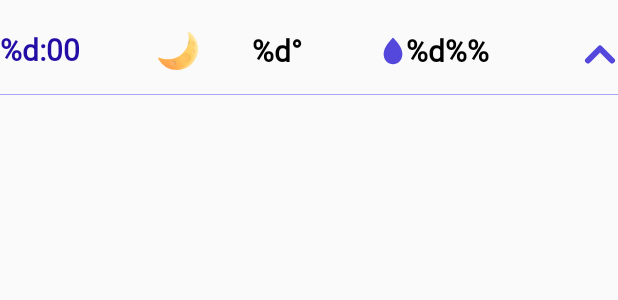
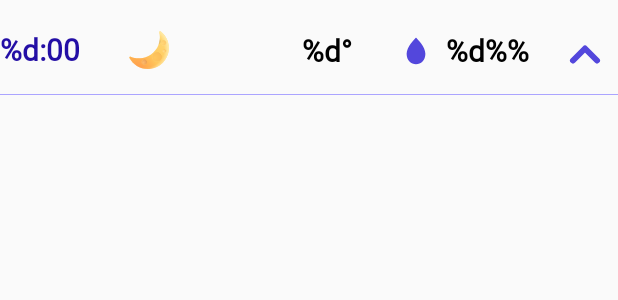
Before and after one commit to AliMoshtaq/weather-app-project, an Android app: the layout daily_hourly_item.xml on its own in the app's theme, with its tools: preview values and no code run, on a phone screen of 412 x 824 dp. Shown: the top 300 px of the screen. Run offline under Robolectric (Android 15) with nearby library versions, the phone set to English and light mode, and no system bars.

```diff
--- a/app/src/main/java/co/develhope/meteoapp/view/adapter/HomeScrAdapter.kt
+++ b/app/src/main/java/co/develhope/meteoapp/view/adapter/HomeScrAdapter.kt
@@ -11,6 +11,7 @@ import co.develhope.meteoapp.databinding.HomeSubtitleItemBinding
 import co.develhope.meteoapp.databinding.HomeTitleItemBinding
 import co.develhope.meteoapp.network.interfaces.OnItemClickListener
 import co.develhope.meteoapp.utility.prefs
+import org.threeten.bp.OffsetDateTime
 
 class HomeScrAdapter(
     private val newList: List<HomeScreenItem>,
@@ -84,7 +85,8 @@ class HomeScrAdapter(
             binding.tvSpeed.text            = itemView.context.getString(R.string.tv_kmh,
                 forecastItem.weeklyForecast.wind)
             binding.tvToday.text            = ForecastModel.setDayOfWeek(forecastItem.weeklyForecast.date.dayOfWeek.name)
-            binding.icCloudy.setImageResource(ForecastModel.setIcon(forecastItem.weeklyForecast.weather))
+            val time = OffsetDateTime.now() // Replace with the appropriate time for the forecast item
+            binding.icCloudy.setImageResource(ForecastModel.setIcon(forecastItem.weeklyForecast.weather, time))
 
         }
     }
--- a/app/src/main/res/layout/daily_hourly_item.xml
+++ b/app/src/main/res/layout/daily_hourly_item.xml
@@ -1,11 +1,9 @@
 <?xml version="1.0" encoding="utf-8"?>
-<androidx.constraintlayout.widget.ConstraintLayout
-    xmlns:android="http://schemas.android.com/apk/res/android"
+<androidx.constraintlayout.widget.ConstraintLayout xmlns:android="http://schemas.android.com/apk/res/android"
     xmlns:app="http://schemas.android.com/apk/res-auto"
     android:id="@+id/day_hourly_item"
     android:layout_width="match_parent"
     android:layout_height="wrap_content">
-
 
     <TextView
         android:id="@+id/day_hour2"
@@ -14,9 +12,9 @@
         android:layout_marginTop="19dp"
         android:fontFamily="@font/inter"
         android:text="@string/daily_hour_second"
+        android:textColor="@color/blue"
         android:textSize="20sp"
         android:textStyle="bold"
-        android:textColor="@color/blue"
         app:layout_constraintStart_toStartOf="parent"
         app:layout_constraintTop_toTopOf="parent" />
 
@@ -24,8 +22,8 @@
         android:id="@+id/daily_icon"
         android:layout_width="32dp"
         android:layout_height="32dp"
-        android:layout_marginStart="102dp"
-        android:layout_marginTop="16.84dp"
+        android:layout_marginStart="82.54dp"
+        android:layout_marginTop="16dp"
         android:contentDescription="@string/icon_holder"
         android:src="@drawable/ic_fluent_moon"
         app:layout_constraintStart_toStartOf="parent"
@@ -35,22 +33,22 @@
         android:id="@+id/day_grade"
         android:layout_width="wrap_content"
         android:layout_height="wrap_content"
-        android:layout_marginStart="168dp"
         android:layout_marginTop="20dp"
+        android:layout_marginEnd="32.75dp"
         android:fontFamily="@font/inter"
         android:text="@string/daily_temp_grade"
         android:textColor="@color/black"
         android:textSize="20sp"
         android:textStyle="bold"
-        app:layout_constraintStart_toStartOf="parent"
+        app:layout_constraintEnd_toStartOf="@id/day_icon_drop"
         app:layout_constraintTop_toTopOf="parent" />
 
     <ImageView
         android:id="@+id/day_icon_drop"
         android:layout_width="20dp"
         android:layout_height="20dp"
-        android:layout_marginTop="24.25dp"
-        android:layout_marginEnd="140dp"
+        android:layout_marginTop="24dp"
+        android:layout_marginEnd="124.75dp"
         android:contentDescription="@string/icon_holder"
         android:src="@drawable/ic_fluent_drop"
         app:layout_constraintEnd_toEndOf="parent"
@@ -60,14 +58,14 @@
         android:id="@+id/day_humidity_grade"
         android:layout_width="wrap_content"
         android:layout_height="wrap_content"
+        android:layout_marginStart="9.75dp"
         android:layout_marginTop="20dp"
-        android:layout_marginEnd="86dp"
         android:fontFamily="@font/inter"
         android:text="@string/daily_humidity_percent"
         android:textColor="@color/black"
         android:textSize="20sp"
         android:textStyle="bold"
-        app:layout_constraintEnd_toEndOf="parent"
+        app:layout_constraintStart_toEndOf="@id/day_icon_drop"
         app:layout_constraintTop_toTopOf="parent" />
 
     <ImageView
@@ -75,11 +73,20 @@
         android:layout_width="wrap_content"
         android:layout_height="wrap_content"
         android:layout_marginTop="25dp"
-
+        android:layout_marginEnd="10dp"
         android:contentDescription="@string/icon_arrow"
         android:src="@drawable/ic_arrow_expand"
         app:layout_constraintEnd_toEndOf="parent"
         app:layout_constraintTop_toTopOf="parent" />
+
+    <View
+        android:id="@+id/bottom_line"
+        android:layout_width="match_parent"
+        android:layout_height="0.5dp"
+        android:layout_marginTop="15dp"
+        android:background="#ABA4FF"
+        app:layout_constraintStart_toStartOf="parent"
+        app:layout_constraintTop_toBottomOf="@+id/daily_card_view" />
 
     <androidx.constraintlayout.widget.ConstraintLayout
         android:id="@+id/daily_card_view"
@@ -87,10 +94,10 @@
         android:layout_height="213dp"
         android:layout_marginHorizontal="24dp"
         android:layout_marginTop="26dp"
-        android:visibility="gone"
         android:background="@drawable/bg_daily_screen_hf"
         android:elevation="10dp"
         android:paddingBottom="10dp"
+        android:visibility="gone"
         app:layout_constraintStart_toStartOf="parent"
         app:layout_constraintTop_toBottomOf="@id/day_grade">
 
@@ -278,13 +285,4 @@
 
     </androidx.constraintlayout.widget.ConstraintLayout>
 
-    <View
-        android:id="@+id/bottom_line"
-        android:layout_width="match_parent"
-        android:layout_height="0.5dp"
-        android:layout_marginTop="15dp"
-        android:background="#ABA4FF"
-        app:layout_constraintTop_toBottomOf="@+id/daily_card_view"
-        app:layout_constraintStart_toStartOf="parent" />
-
 </androidx.constraintlayout.widget.ConstraintLayout>
--- a/app/src/main/res/layout/searched_cities_item.xml
+++ b/app/src/main/res/layout/searched_cities_item.xml
@@ -1,5 +1,6 @@
 <?xml version="1.0" encoding="utf-8"?>
-<androidx.constraintlayout.widget.ConstraintLayout xmlns:android="http://schemas.android.com/apk/res/android"
+<androidx.constraintlayout.widget.ConstraintLayout
+    xmlns:android="http://schemas.android.com/apk/res/android"
     xmlns:app="http://schemas.android.com/apk/res-auto"
     android:layout_width="match_parent"
     android:layout_height="100dp"
```
Also changed, not shown: app/src/main/java/co/develhope/meteoapp/model/ForecastModel.kt (+49 -17 lines), app/src/main/java/co/develhope/meteoapp/view/DailyScrFragment.kt (+34 -11 lines), app/src/main/java/co/develhope/meteoapp/view/SearchScrFragment.kt (+2 -6 lines), app/src/main/java/co/develhope/meteoapp/view/adapter/DailyScrAdapter.kt (+61 -58 lines).
